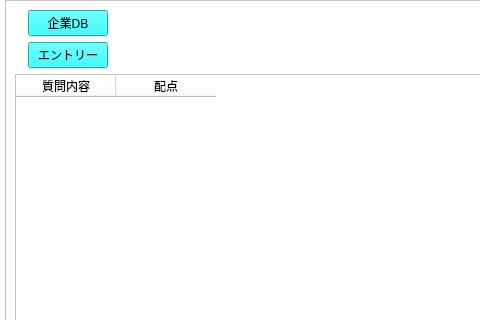
The window that design/adminQA.ui (kokimame/e-navi) describes before a commit, drawn with Qt 5; both pictures show x 0 to 480 and y 0 to 320 of the 721 by 908 pixel window.
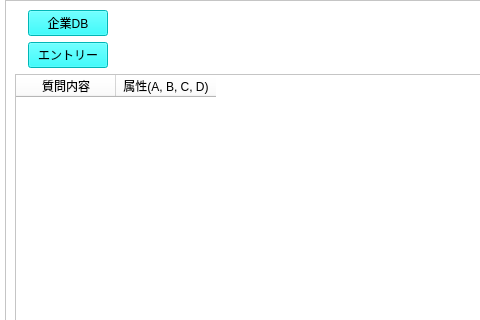
The same window after the commit. Icons and pictures are not drawn.

Commit message: Added spin boxes for attribution editing

Patch:
```diff
--- a/design/adminQA.ui
+++ b/design/adminQA.ui
@@ -107,7 +107,7 @@
          </column>
          <column>
           <property name="text">
-           <string>配点</string>
+           <string>属性(A, B, C, D)</string>
           </property>
          </column>
         </widget>
```
The commit also changes 2 other files.
